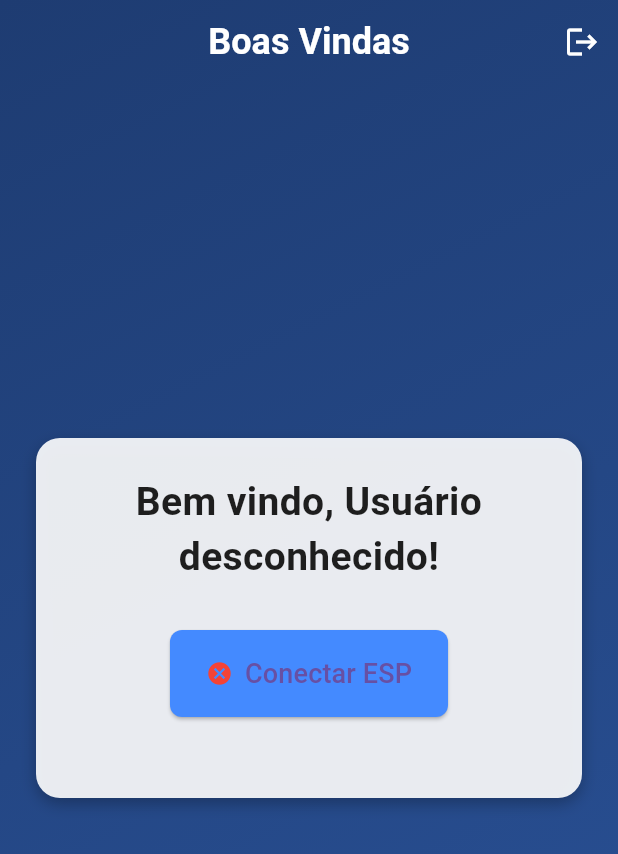
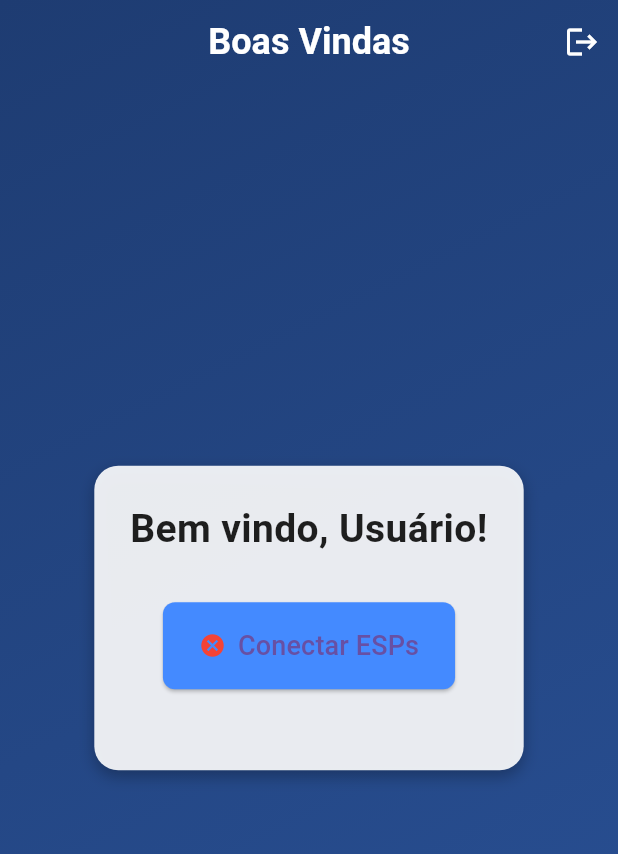
Before and after one commit to heitorpnfc/Biomecanica, a Flutter app: the WelcomePage screen opened directly, on a phone screen of 412 x 824 dp. Shown: the top 854 px of the screen. Run offline on Flutter 3.47's test engine with Material 3 defaults, Android fonts, the light colour scheme and no system bars; our stand-ins replace firebase_auth, firebase_core, firebase_database; accounts and stored records are empty.

Commit message:
Implementação do código

```diff
--- a/Trabalho final/gait_analisys/lib/welcome_page.dart
+++ b/Trabalho final/gait_analisys/lib/welcome_page.dart
@@ -1,10 +1,30 @@
 import 'dart:async';
+import 'dart:convert';
+
 import 'package:flutter/material.dart';
 import 'package:firebase_auth/firebase_auth.dart';
 import 'package:firebase_database/firebase_database.dart';
 import 'package:http/http.dart' as http;
-import 'dart:convert';
+
 import 'login_page.dart';
+
+void main() {
+  runApp(const MyApp());
+}
+
+class MyApp extends StatelessWidget {
+  const MyApp({super.key});
+
+  @override
+  Widget build(BuildContext context) {
+    return MaterialApp(
+      title: 'IMU Sensor Streaming',
+      debugShowCheckedModeBanner: false,
+      theme: ThemeData(primarySwatch: Colors.blue),
+      home: const WelcomePage(),
+    );
+  }
+}
 
 class WelcomePage extends StatefulWidget {
   const WelcomePage({super.key});
@@ -15,86 +35,125 @@ class WelcomePage extends StatefulWidget {
 
 class _WelcomePageState extends State<WelcomePage> {
   final FirebaseAuth _auth = FirebaseAuth.instance;
-  final DatabaseReference _databaseReference = FirebaseDatabase.instance.ref();
+  final DatabaseReference _db = FirebaseDatabase.instance.ref();
+
+  // URLs dos dois ESPs
+  final String espURL1 = "http://192.168.3.19/imu";
+  final String espURL2 = "http://192.168.3.21/imu2";
+
+  // Intervalo de amostragem em ms
+  final int aqTime = 10;
+  // Intervalo de atualização do ângulo em ms (700 ms)
+  final int angleUpdateIntervalMs = 700;
+
+  // Timer para streaming e para ângulo
+  Timer? _streamTimer;
+  Timer? _angleTimer;
+
+  // Cliente HTTP único
+  late final http.Client _client;
+
+  // Dados YPR dos dois sensores
+  double? yaw1, pitch1, roll1;
+  double? yaw2, pitch2, roll2;
+
+  // Último ângulo calculado
+  double? kneeAngle;
+
+  // Nome do usuário
   String userName = 'Usuário';
   bool? isConnected;
-
-  // IP do ESP e intervalo de amostragem (ms)
-  final String espIP = "192.168.3.19";
-  final int aqTime = 100;
-
-  // Timer para chamadas periódicas
-  Timer? _timer;
-
-  // Variáveis YPR
-  double? yaw, pitch, roll;
 
   @override
   void initState() {
     super.initState();
+    _client = http.Client();
     _loadUserData();
   }
 
   @override
   void dispose() {
-    _timer?.cancel();
+    _streamTimer?.cancel();
+    _angleTimer?.cancel();
+    _client.close();
     super.dispose();
   }
 
   void _loadUserData() {
     final user = _auth.currentUser;
     if (user != null) {
-      _databaseReference
-          .child('users/colaboradores')
-          .child(user.uid)
-          .once()
-          .then((event) {
-        final snap = event.snapshot;
+      _db.child('users/colaboradores').child(user.uid).once().then((e) {
         setState(() {
-          userName = snap.exists
-              ? (snap.child('name').value as String? ?? 'Usuário')
-              : 'Usuário desconhecido';
+          userName = e.snapshot.exists
+              ? (e.snapshot.child('name').value as String? ?? 'Usuário')
+              : 'Usuário';
         });
       });
     }
   }
 
-  Future<void> _connectToESP() async {
+  Future<void> _fetchBothIMUs() async {
     try {
-      final response = await http.get(Uri.parse("http://$espIP/imu1"));
-      if (response.statusCode == 200) {
-        setState(() => isConnected = true);
-        final data = json.decode(response.body) as Map<String, dynamic>;
+      final responses = await Future.wait([
+        _client.get(Uri.parse(espURL1)),
+        _client.get(Uri.parse(espURL2)),
+      ]);
+
+      if (responses[0].statusCode == 200 && responses[1].statusCode == 200) {
+        final data1 = json.decode(responses[0].body) as Map<String, dynamic>;
+        final data2 = json.decode(responses[1].body) as Map<String, dynamic>;
+
         setState(() {
-          yaw = (data['yaw'] as num).toDouble();
-          pitch = (data['pitch'] as num).toDouble();
-          roll = (data['roll'] as num).toDouble();
+          yaw1 = (data1['yaw'] as num).toDouble();
+          pitch1 = (data1['pitch'] as num).toDouble();
+          roll1 = (data1['roll'] as num).toDouble();
+          yaw2 = (data2['yaw'] as num).toDouble();
+          pitch2 = (data2['pitch'] as num).toDouble();
+          roll2 = (data2['roll'] as num).toDouble();
+          isConnected = true;
         });
-        // Grava no Firebase
-        _databaseReference.child("sensor_data").push().set({
-          "timestamp": DateTime.now().millisecondsSinceEpoch,
-          "yaw": yaw,
-          "pitch": pitch,
-          "roll": roll,
+
+        final timestamp = DateTime.now().millisecondsSinceEpoch;
+        _db.child('sensor_data').child('$timestamp').set({
+          'yaw1': yaw1,
+          'pitch1': pitch1,
+          'roll1': roll1,
+          'yaw2': yaw2,
+          'pitch2': pitch2,
+          'roll2': roll2,
         });
       } else {
         setState(() => isConnected = false);
       }
     } catch (e) {
       setState(() => isConnected = false);
-      debugPrint("Erro ao conectar ao ESP32: $e");
+      debugPrint('Erro ao buscar IMUs: $e');
     }
   }
 
   void _startStreaming() {
-    // evita múltiplos timers
-    if (_timer != null && _timer!.isActive) return;
-    // imediatamente busca uma vez...
-    _connectToESP();
-    // ...e depois periodicamente
-    _timer = Timer.periodic(Duration(milliseconds: aqTime), (_) {
-      _connectToESP();
-    });
+    if (_streamTimer?.isActive ?? false) return;
+
+    // chama imediatamente
+    _fetchBothIMUs();
+
+    // timer periódico de leitura IMU
+    _streamTimer = Timer.periodic(
+      Duration(milliseconds: aqTime),
+      (_) => _fetchBothIMUs(),
+    );
+
+    // timer periódico de cálculo de ângulo
+    _angleTimer = Timer.periodic(
+      Duration(milliseconds: angleUpdateIntervalMs),
+      (_) {
+        if (pitch1 != null && pitch2 != null) {
+          setState(() {
+            kneeAngle = (pitch1! - pitch2!).abs();
+          });
+        }
+      },
+    );
   }
 
   Future<void> _logout() async {
@@ -185,7 +244,7 @@ class _WelcomePageState extends State<WelcomePage> {
                       isConnected == true ? Icons.check_circle : Icons.cancel,
                       color: isConnected == true ? Colors.green : Colors.red,
                     ),
-                    label: const Text("Conectar ESP",
+                    label: const Text("Conectar ESPs",
                         style: TextStyle(fontSize: 18)),
                     style: ElevatedButton.styleFrom(
                       backgroundColor: Colors.blueAccent,
@@ -197,12 +256,10 @@ class _WelcomePageState extends State<WelcomePage> {
                   ),
                   const SizedBox(height: 30),
                   if (isConnected == true) ...[
-                    const Text(
-                      "Dados do Sensor (MPU6050):",
-                      style:
-                          TextStyle(fontSize: 20, fontWeight: FontWeight.w600),
-                    ),
-                    const SizedBox(height: 16),
+                    const Text("Sensor 1 (Coxa):",
+                        style: TextStyle(
+                            fontSize: 20, fontWeight: FontWeight.w600)),
+                    const SizedBox(height: 8),
                     Table(
                       columnWidths: const {
                         0: FlexColumnWidth(2),
@@ -210,10 +267,37 @@ class _WelcomePageState extends State<WelcomePage> {
                       },
                       border: TableBorder.all(color: Colors.black12),
                       children: [
-                        buildDataRow("Yaw (°)", yaw),
-                        buildDataRow("Pitch (°)", pitch),
-                        buildDataRow("Roll (°)", roll),
+                        buildDataRow("Yaw1 (°)", yaw1),
+                        buildDataRow("Pitch1 (°)", pitch1),
+                        buildDataRow("Roll1 (°)", roll1),
                       ],
+                    ),
+                    const SizedBox(height: 16),
+                    const Text("Sensor 2 (Canela):",
+                        style: TextStyle(
+                            fontSize: 20, fontWeight: FontWeight.w600)),
+                    const SizedBox(height: 8),
+                    Table(
+                      columnWidths: const {
+                        0: FlexColumnWidth(2),
+                        1: FlexColumnWidth(2)
+                      },
+                      border: TableBorder.all(color: Colors.black12),
+                      children: [
+                        buildDataRow("Yaw2 (°)", yaw2),
+                        buildDataRow("Pitch2 (°)", pitch2),
+                        buildDataRow("Roll2 (°)", roll2),
+                      ],
+                    ),
+                    const SizedBox(height: 16),
+                    const Text("Ângulo do joelho (°):",
+                        style: TextStyle(
+                            fontSize: 20, fontWeight: FontWeight.w600)),
+                    const SizedBox(height: 8),
+                    Text(
+                      kneeAngle != null ? kneeAngle!.toStringAsFixed(2) : '---',
+                      style: const TextStyle(
+                          fontSize: 24, fontWeight: FontWeight.bold),
                     ),
                   ],
                 ]),
```
Also changed, not shown: 2 other files.
